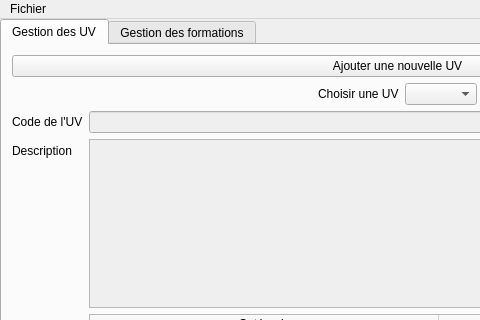
This is mainwindow.ui in Clement-Fichmann/UTProfiler as Qt 5 draws it before an edit; both pictures show x 0 to 480 and y 0 to 320 of the 800 by 600 pixel window. The edited form follows.
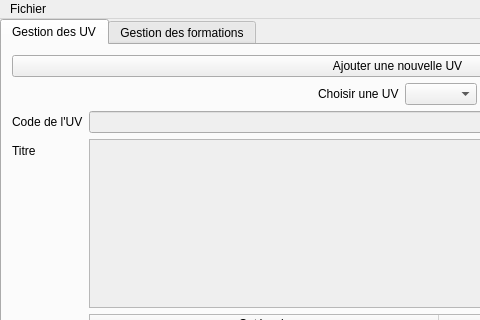
This is the edited form.

```diff
--- a/mainwindow.ui
+++ b/mainwindow.ui
@@ -113,7 +113,7 @@
          <item row="1" column="0">
           <widget class="QLabel" name="lblDescription">
            <property name="text">
-            <string>Description</string>
+            <string>Titre</string>
            </property>
           </widget>
          </item>
```
